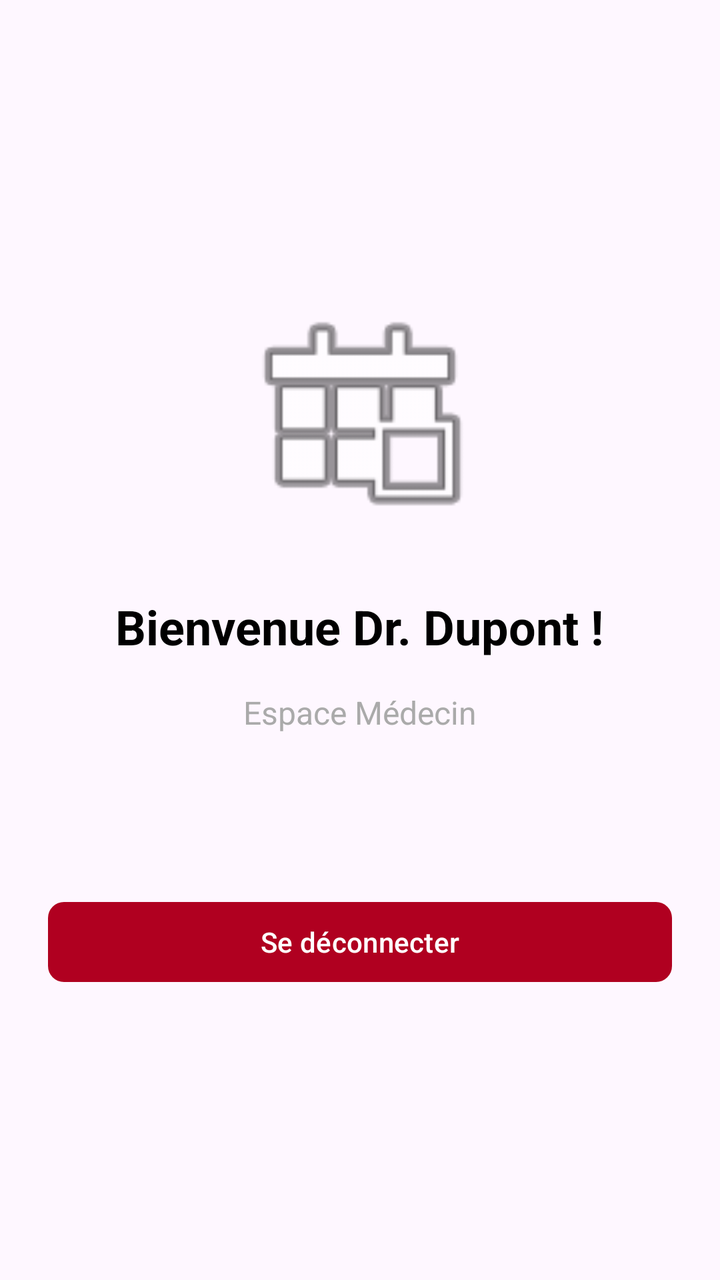
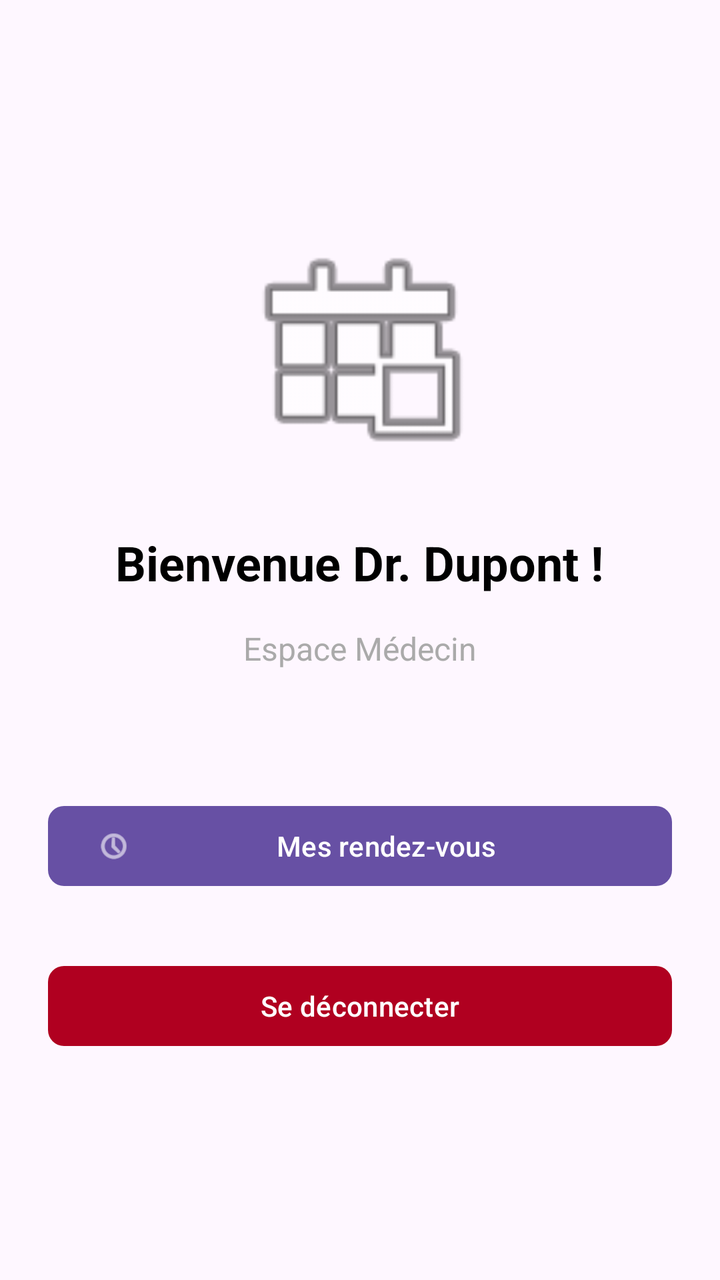

An Android layout rendered at two revisions. The XML below is the earlier revision; the diff shows what the commit changed to produce the second picture.
<!-- AndroidManifest.xml: application theme Theme.CabinetMedical -->
<!-- res/layout/activity_home_doctor.xml -->
<?xml version="1.0" encoding="utf-8"?>
<LinearLayout xmlns:android="http://schemas.android.com/apk/res/android"
    xmlns:app="http://schemas.android.com/apk/res-auto"
    android:layout_width="match_parent"
    android:layout_height="match_parent"
    android:orientation="vertical"
    android:padding="24dp"
    android:gravity="center">

    
    <ImageView
        android:layout_width="120dp"
        android:layout_height="120dp"
        android:src="@android:drawable/ic_menu_today"
        android:layout_marginBottom="32dp"
        android:contentDescription="Doctor icon" />

    
    <TextView
        android:id="@+id/welcome_message"
        android:layout_width="wrap_content"
        android:layout_height="wrap_content"
        android:text="Bienvenue Dr. Dupont !"
        android:textSize="24sp"
        android:textStyle="bold"
        android:textColor="@color/black"
        android:layout_marginBottom="16dp"
        android:gravity="center" />

    
    <TextView
        android:layout_width="wrap_content"
        android:layout_height="wrap_content"
        android:text="Espace Médecin"
        android:textSize="16sp"
        android:textColor="@android:color/darker_gray"
        android:layout_marginBottom="48dp" />

    

    
    <com.google.android.material.button.MaterialButton
        android:id="@+id/logout_button"
        android:layout_width="match_parent"
        android:layout_height="wrap_content"
        android:text="Se déconnecter"
        android:textColor="@color/white"
        app:backgroundTint="@color/design_default_color_error"
        app:cornerRadius="8dp"
        android:layout_marginTop="32dp" />

</LinearLayout>
<!-- resources referenced by this layout -->
<resources>
  <color name="black">#FF000000</color>
  <color name="white">#FFFFFFFF</color>
  <style name="Theme.CabinetMedical" parent="Base.Theme.CabinetMedical" />
  <style name="Base.Theme.CabinetMedical" parent="Theme.Material3.DayNight.NoActionBar">
          
          
      </style>
</resources>

<!-- the commit's change to res/layout/activity_home_doctor.xml (unified diff, before → after) -->
@@ -37,6 +37,17 @@
         android:layout_marginBottom="48dp" />
 
     
+    <com.google.android.material.button.MaterialButton
+        android:id="@+id/button_my_appointments"
+        android:layout_width="match_parent"
+        android:layout_height="wrap_content"
+        android:text="Mes rendez-vous"
+        android:textColor="@color/white"
+        app:icon="@android:drawable/ic_menu_recent_history"
+        app:cornerRadius="8dp"
+        android:layout_marginTop="16dp" />
+
+    
 
     
     <com.google.android.material.button.MaterialButton
